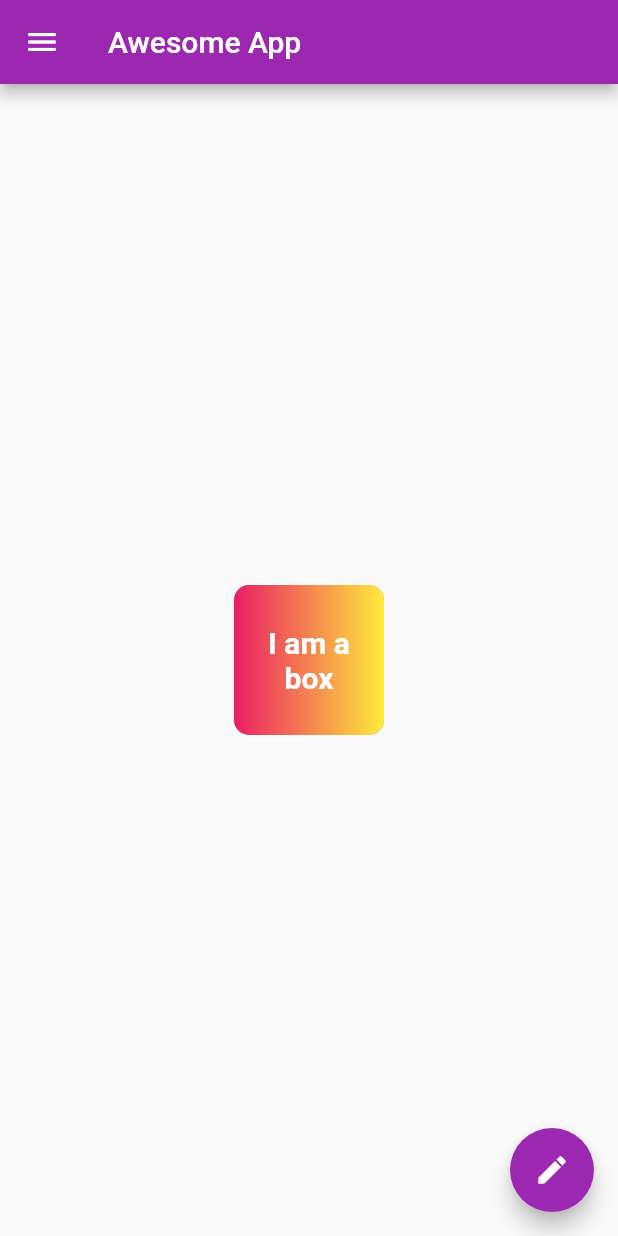
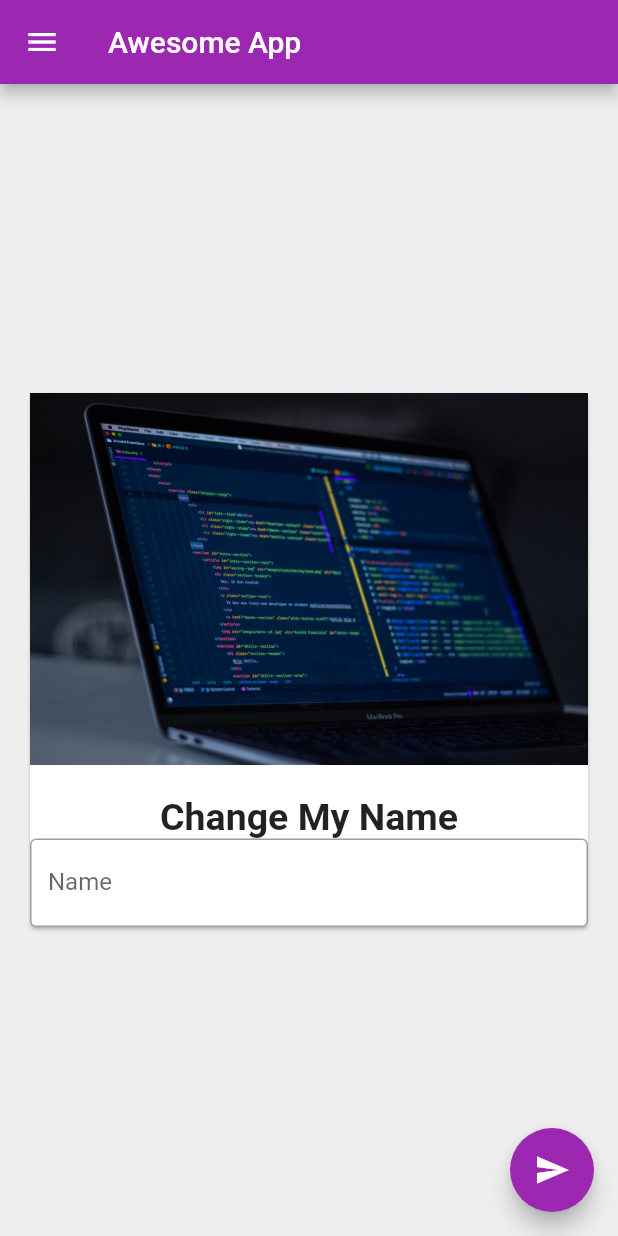
Before and after one commit to yuvisingh01/flutter-essentials, a Flutter app: the screen it shows after launch, on a phone screen of 412 x 824 dp. Run offline on Flutter 3.47's test engine with Material 2 defaults, Android fonts, the phone set to English and light mode, and no system bars.

Commit message:
chapter 4 completed

```diff
--- a/lib/main.dart
+++ b/lib/main.dart
@@ -11,47 +11,93 @@ void main() {
   );
 }
 
-class HomePage extends StatelessWidget {
+class HomePage extends StatefulWidget {
   const HomePage({Key? key}) : super(key: key);
+
+  @override
+  State<HomePage> createState() => _HomePageState();
+}
+
+class _HomePageState extends State<HomePage> {
+
+  var myText="Change My Name";
+  TextEditingController _nameController=TextEditingController();
 
   @override
   Widget build(BuildContext context) {
     return Scaffold(
+      backgroundColor: Colors.grey[200],
       appBar: AppBar(
         title: Text("Awesome App"),
       ),
       body: Center(
-        child: Container(
-          padding: const EdgeInsets.all(8),
-          width: 100,
-          height: 100,
-          alignment: Alignment.center,
-          // clipBehavior: Clip.antiAlias,
-          decoration: BoxDecoration(
-            color: Colors.red,
-            shape: BoxShape.rectangle,
-            borderRadius: BorderRadius.circular(10),
-            gradient: LinearGradient(colors: [
-                  Colors.pink,
-                  Colors.yellow,
-                ]),
-            boxShadow:[
-              BoxShadow(
-                color: Colors.grey,
-                // blurRadius: 10,
+        child: Padding(
+          padding: const EdgeInsets.all(16.0),
+          child: SingleChildScrollView(
+            child: Card(
+              child: Column(
+                children: <Widget>[
+                  Image.asset(
+                   'assets/images/coding.jpg',
+                  ),
+                  SizedBox(
+                      height: 20
+                  ),
+                  Text(
+                    myText,
+                    style: TextStyle(
+                      fontSize: 25,
+                      fontWeight: FontWeight.bold,
+                    ),
+                  ),
+                  TextField(
+                    controller: _nameController,
+                      decoration: InputDecoration(
+                        border: OutlineInputBorder(
+
+                        ),
+                        hintText: "Enter your text",
+                        labelText: "Name",
+                      ),
+                  ),
+                ],
               ),
-            ]),
-          child: Text(
-            'I am a box',
-            textAlign: TextAlign.center,
-            style: TextStyle(
-                fontSize: 20,
-                color: Colors.white,
-                fontWeight: FontWeight.bold,
             ),
           ),
         ),
       ),
+      // body: Center(
+      //   child: Container(
+      //     padding: const EdgeInsets.all(8),
+      //     width: 100,
+      //     height: 100,
+      //     alignment: Alignment.center,
+      //     // clipBehavior: Clip.antiAlias,
+      //     decoration: BoxDecoration(
+      //       color: Colors.red,
+      //       shape: BoxShape.rectangle,
+      //       borderRadius: BorderRadius.circular(10),
+      //       gradient: LinearGradient(colors: [
+      //             Colors.pink,
+      //             Colors.yellow,
+      //           ]),
+      //       boxShadow:[
+      //         BoxShadow(
+      //           color: Colors.grey,
+      //           // blurRadius: 10,
+      //         ),
+      //       ]),
+      //     child: Text(
+      //       'I am a box',
+      //       textAlign: TextAlign.center,
+      //       style: TextStyle(
+      //           fontSize: 20,
+      //           color: Colors.white,
+      //           fontWeight: FontWeight.bold,
+      //       ),
+      //     ),
+      //   ),
+      // ),
       drawer: Drawer(
         child: ListView(
           padding: const EdgeInsets.all(8),
@@ -84,8 +130,13 @@ class HomePage extends StatelessWidget {
         ),
       ),
       floatingActionButton: FloatingActionButton(
-        onPressed: (){},
-        child: Icon(Icons.edit),
+        onPressed: (){
+          myText=_nameController.text;
+          setState(() {
+
+          });
+        },
+        child: Icon(Icons.send),
       ),
       floatingActionButtonLocation: FloatingActionButtonLocation.endFloat,
     );
--- a/pubspec.yaml
+++ b/pubspec.yaml
@@ -61,6 +61,7 @@ flutter:
   # To add assets to your application, add an assets section, like this:
   assets:
      - assets/images/coolme.jpg
+     - assets/images/coding.jpg
 
   # An image asset can refer to one or more resolution-specific "variants", see
   # https://flutter.dev/assets-and-images/#resolution-aware
```
Also changed, not shown: assets/images/coding.jpg (added).
